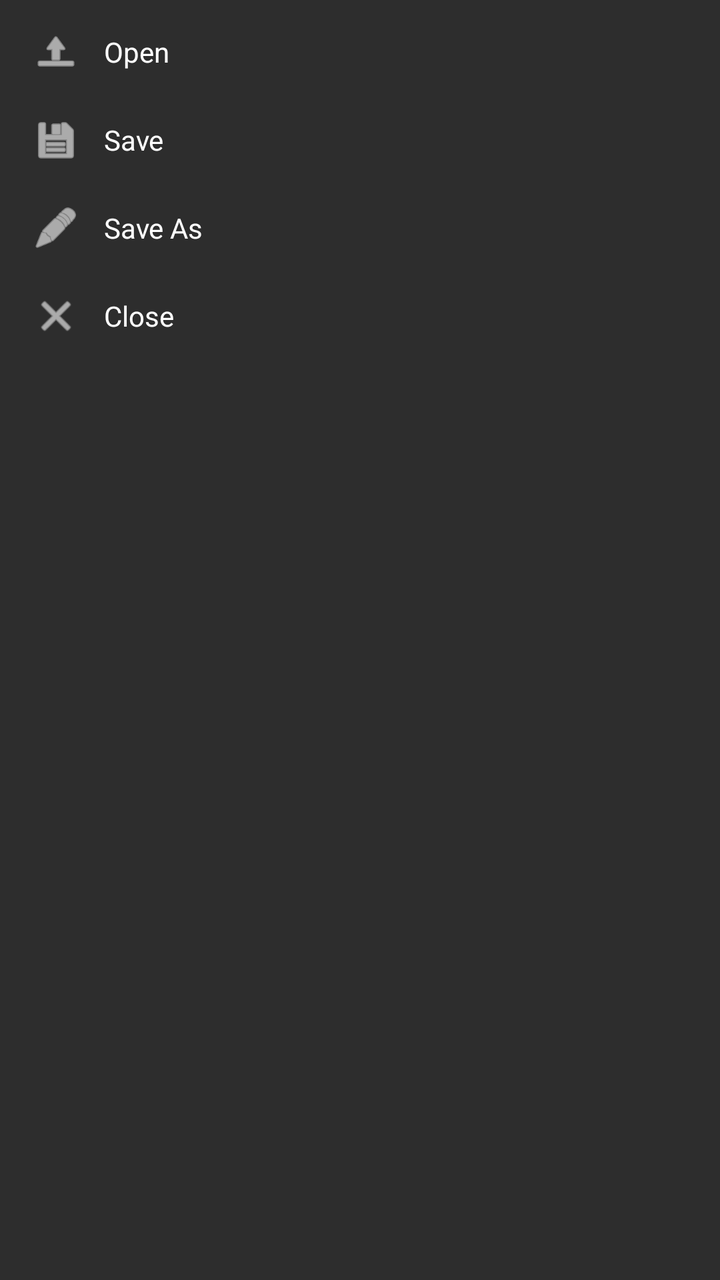
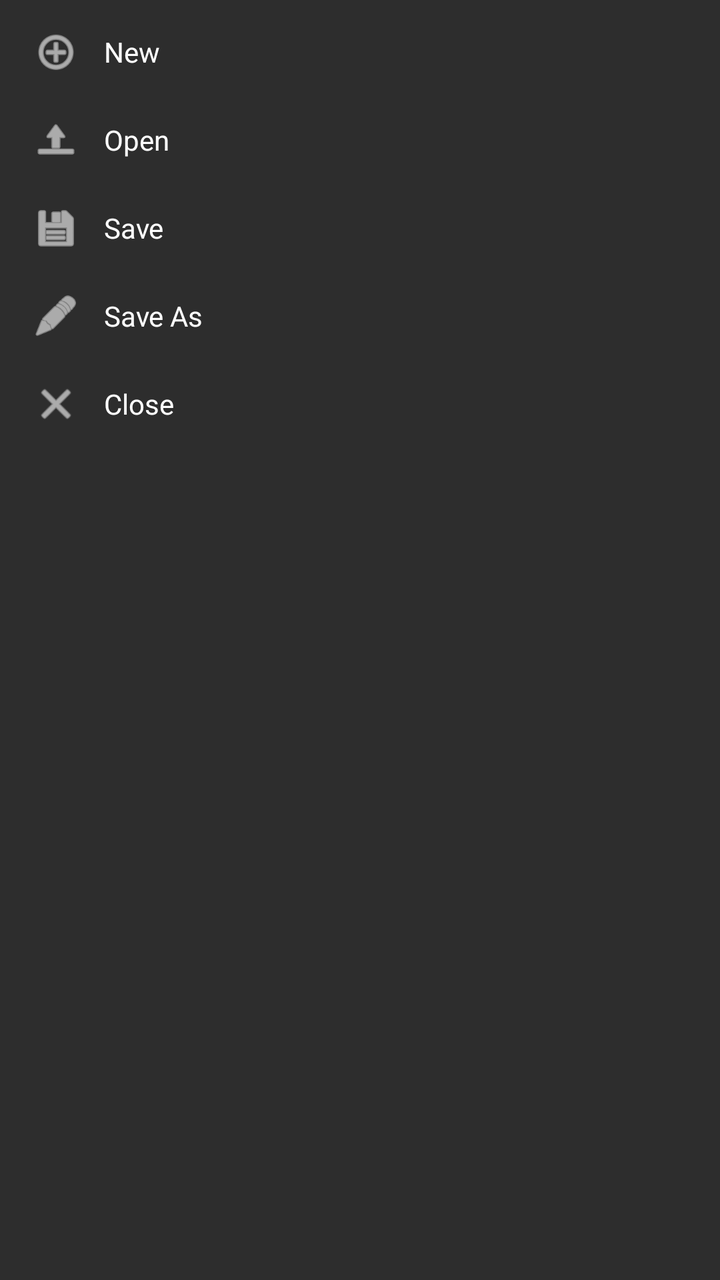

An Android layout rendered at two revisions. The XML below is the earlier revision; the diff shows what the commit changed to produce the second picture.
<!-- AndroidManifest.xml: application theme Theme.OpenSCADViewer -->
<!-- res/layout/popup_file_menu.xml -->
<?xml version="1.0" encoding="utf-8"?>
<LinearLayout
    xmlns:android="http://schemas.android.com/apk/res/android"
    xmlns:app="http://schemas.android.com/apk/res-auto"
    android:layout_width="wrap_content"
    android:layout_height="wrap_content"
    android:orientation="vertical"
    android:background="@color/code_background"
    android:padding="4dp"
    android:minWidth="160dp">

    
    <LinearLayout
        android:id="@+id/menuItemOpen"
        android:layout_width="match_parent"
        android:layout_height="44dp"
        android:orientation="horizontal"
        android:gravity="center_vertical"
        android:paddingStart="12dp"
        android:paddingEnd="12dp"
        android:background="?attr/selectableItemBackground"
        android:clickable="true"
        android:focusable="true">

        <ImageView
            android:layout_width="24dp"
            android:layout_height="24dp"
            android:src="@android:drawable/ic_menu_upload"
            android:contentDescription="Open file"
            app:tint="@color/white" />

        <TextView
            android:layout_width="wrap_content"
            android:layout_height="wrap_content"
            android:layout_marginStart="12dp"
            android:text="Open"
            android:textColor="@color/white"
            android:textSize="14sp" />
    </LinearLayout>

    
    <LinearLayout
        android:id="@+id/menuItemSave"
        android:layout_width="match_parent"
        android:layout_height="44dp"
        android:orientation="horizontal"
        android:gravity="center_vertical"
        android:paddingStart="12dp"
        android:paddingEnd="12dp"
        android:background="?attr/selectableItemBackground"
        android:clickable="true"
        android:focusable="true">

        <ImageView
            android:layout_width="24dp"
            android:layout_height="24dp"
            android:src="@android:drawable/ic_menu_save"
            android:contentDescription="Save file"
            app:tint="@color/white" />

        <TextView
            android:layout_width="wrap_content"
            android:layout_height="wrap_content"
            android:layout_marginStart="12dp"
            android:text="Save"
            android:textColor="@color/white"
            android:textSize="14sp" />
    </LinearLayout>

    
    <LinearLayout
        android:id="@+id/menuItemSaveAs"
        android:layout_width="match_parent"
        android:layout_height="44dp"
        android:orientation="horizontal"
        android:gravity="center_vertical"
        android:paddingStart="12dp"
        android:paddingEnd="12dp"
        android:background="?attr/selectableItemBackground"
        android:clickable="true"
        android:focusable="true">

        <ImageView
            android:layout_width="24dp"
            android:layout_height="24dp"
            android:src="@android:drawable/ic_menu_edit"
            android:contentDescription="Save file as"
            app:tint="@color/white" />

        <TextView
            android:layout_width="wrap_content"
            android:layout_height="wrap_content"
            android:layout_marginStart="12dp"
            android:text="Save As"
            android:textColor="@color/white"
            android:textSize="14sp" />
    </LinearLayout>

    
    <LinearLayout
        android:id="@+id/menuItemClose"
        android:layout_width="match_parent"
        android:layout_height="44dp"
        android:orientation="horizontal"
        android:gravity="center_vertical"
        android:paddingStart="12dp"
        android:paddingEnd="12dp"
        android:background="?attr/selectableItemBackground"
        android:clickable="true"
        android:focusable="true">

        <ImageView
            android:layout_width="24dp"
            android:layout_height="24dp"
            android:src="@android:drawable/ic_menu_close_clear_cancel"
            android:contentDescription="Close file"
            app:tint="@color/white" />

        <TextView
            android:layout_width="wrap_content"
            android:layout_height="wrap_content"
            android:layout_marginStart="12dp"
            android:text="Close"
            android:textColor="@color/white"
            android:textSize="14sp" />
    </LinearLayout>

</LinearLayout>
<!-- resources referenced by this layout -->
<resources>
  <color name="code_background">#2D2D2D</color>
  <color name="white">#FFFFFF</color>
  <style name="Theme.OpenSCADViewer" parent="Theme.MaterialComponents.DayNight.NoActionBar">
          <item name="colorPrimary">@color/primary</item>
          <item name="colorPrimaryDark">@color/primary_dark</item>
          <item name="colorAccent">@color/accent</item>
          <item name="android:statusBarColor">@color/primary_dark</item>
      </style>
  <color name="primary">#1565C0</color>
  <color name="primary_dark">#0D47A1</color>
  <color name="accent">#FF6F00</color>
</resources>

<!-- the commit's change to res/layout/popup_file_menu.xml (unified diff, before → after) -->
@@ -8,6 +8,35 @@
     android:background="@color/code_background"
     android:padding="4dp"
     android:minWidth="160dp">
+
+    
+    <LinearLayout
+        android:id="@+id/menuItemNew"
+        android:layout_width="match_parent"
+        android:layout_height="44dp"
+        android:orientation="horizontal"
+        android:gravity="center_vertical"
+        android:paddingStart="12dp"
+        android:paddingEnd="12dp"
+        android:background="?attr/selectableItemBackground"
+        android:clickable="true"
+        android:focusable="true">
+
+        <ImageView
+            android:layout_width="24dp"
+            android:layout_height="24dp"
+            android:src="@android:drawable/ic_menu_add"
+            android:contentDescription="New file"
+            app:tint="@color/white" />
+
+        <TextView
+            android:layout_width="wrap_content"
+            android:layout_height="wrap_content"
+            android:layout_marginStart="12dp"
+            android:text="New"
+            android:textColor="@color/white"
+            android:textSize="14sp" />
+    </LinearLayout>
 
     
     <LinearLayout
